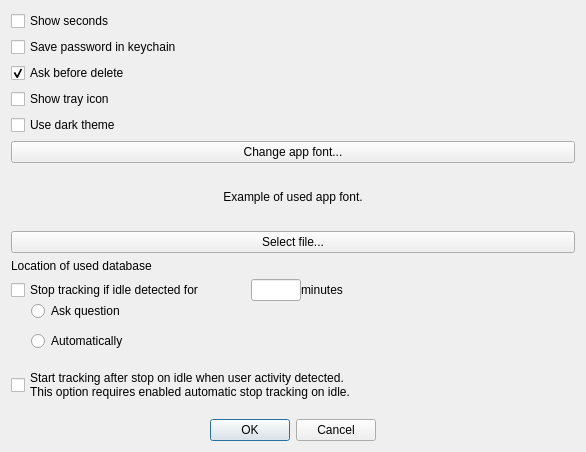
The window that client/preferencesdlg.ui (dmytrobogovych/noo) describes before a commit, drawn with Qt 5.
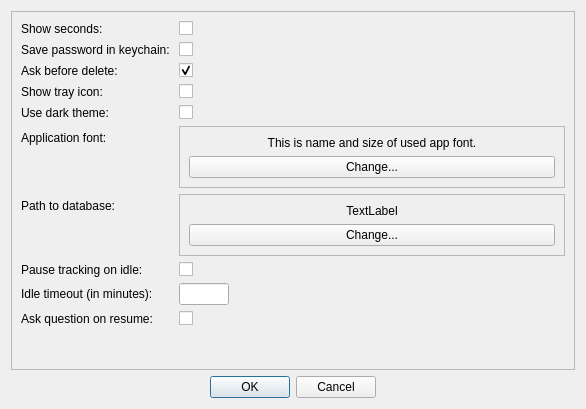
The same window after the commit.

Commit message: - initial work on new preferences dialog

What changed in the file:
```diff
--- a/client/preferencesdlg.ui
+++ b/client/preferencesdlg.ui
@@ -7,7 +7,7 @@
     <x>0</x>
     <y>0</y>
     <width>586</width>
-    <height>452</height>
+    <height>409</height>
    </rect>
   </property>
   <property name="sizePolicy">
@@ -21,54 +21,110 @@
   </property>
   <layout class="QVBoxLayout" name="verticalLayout_3">
    <item>
+    <widget class="QFrame" name="frame">
+     <property name="frameShape">
+      <enum>QFrame::StyledPanel</enum>
+     </property>
+     <property name="frameShadow">
+      <enum>QFrame::Raised</enum>
+     </property>
+     <layout class="QFormLayout" name="formLayout">
+      <property name="fieldGrowthPolicy">
+       <enum>QFormLayout::AllNonFixedFieldsGrow</enum>
+      </property>
+      <item row="0" column="0">
+       <widget class="QLabel" name="label_3">
+        <property name="text">
+         <string>Show seconds:</string>
+        </property>
+       </widget>
+      </item>
+      <item row="0" column="1">
     <widget class="QCheckBox" name="mShowSecondsCheckbox">
      <property name="text">
-      <string>Show seconds</string>
+         <string/>
      </property>
     </widget>
    </item>
-   <item>
+      <item row="2" column="0">
+       <widget class="QLabel" name="label_4">
+        <property name="text">
+         <string>Save password in keychain: </string>
+        </property>
+       </widget>
+      </item>
+      <item row="2" column="1">
     <widget class="QCheckBox" name="mAutosavePasswordCheckbox">
      <property name="text">
-      <string>Save password in keychain</string>
+         <string/>
      </property>
     </widget>
    </item>
-   <item>
+      <item row="3" column="0">
+       <widget class="QLabel" name="label_5">
+        <property name="text">
+         <string>Ask before delete:</string>
+        </property>
+       </widget>
+      </item>
+      <item row="3" column="1">
     <widget class="QCheckBox" name="mAskBeforeDeleteCheckbox">
      <property name="text">
-      <string>Ask before delete</string>
+         <string/>
      </property>
      <property name="checked">
       <bool>true</bool>
      </property>
     </widget>
    </item>
-   <item>
+      <item row="4" column="0">
+       <widget class="QLabel" name="label_6">
+        <property name="text">
+         <string>Show tray icon:</string>
+        </property>
+       </widget>
+      </item>
+      <item row="4" column="1">
     <widget class="QCheckBox" name="mShowTrayIconCheckbox">
      <property name="text">
-      <string>Show tray icon</string>
+         <string/>
      </property>
     </widget>
    </item>
-   <item>
+      <item row="5" column="0">
+       <widget class="QLabel" name="label_7">
+        <property name="text">
+         <string>Use dark theme:</string>
+        </property>
+       </widget>
+      </item>
+      <item row="5" column="1">
     <widget class="QCheckBox" name="mDarkThemeCheckbox">
      <property name="text">
-      <string>Use dark theme</string>
+         <string/>
      </property>
     </widget>
    </item>
-   <item>
-    <widget class="QPushButton" name="mChangeAppFont">
+      <item row="6" column="0">
+       <widget class="QLabel" name="label_8">
      <property name="text">
-      <string>Change app font...</string>
+         <string>Application font:</string>
      </property>
     </widget>
    </item>
+      <item row="6" column="1">
+       <widget class="QFrame" name="frame_2">
+        <property name="frameShape">
+         <enum>QFrame::StyledPanel</enum>
+        </property>
+        <property name="frameShadow">
+         <enum>QFrame::Raised</enum>
+        </property>
+        <layout class="QVBoxLayout" name="verticalLayout">
    <item>
-    <widget class="QLabel" name="mAppFontExampleLabel">
+          <widget class="QLabel" name="mAppFontLabel">
      <property name="text">
-      <string>Example of used app font.</string>
+            <string>This is name and size of used app font.</string>
      </property>
      <property name="alignment">
       <set>Qt::AlignCenter</set>
@@ -76,37 +132,69 @@
     </widget>
    </item>
    <item>
-    <widget class="QPushButton" name="mSelectDatabaseButton">
+          <widget class="QPushButton" name="mChangeAppFontButton">
+           <property name="maximumSize">
+            <size>
+             <width>16777215</width>
+             <height>16777215</height>
+            </size>
+           </property>
      <property name="text">
-      <string>Select file...</string>
-     </property>
-    </widget>
-   </item>
-   <item>
-    <widget class="QLabel" name="mDatabaseLocation">
-     <property name="sizePolicy">
-      <sizepolicy hsizetype="Preferred" vsizetype="Fixed">
-       <horstretch>0</horstretch>
-       <verstretch>0</verstretch>
-      </sizepolicy>
-     </property>
+            <string>Change...</string>
+           </property>
+           <property name="flat">
+            <bool>false</bool>
+           </property>
+          </widget>
+         </item>
+        </layout>
+       </widget>
+      </item>
+      <item row="7" column="0">
+       <widget class="QLabel" name="label_9">
      <property name="text">
-      <string>Location of used database</string>
+         <string>Path to database:</string>
      </property>
     </widget>
    </item>
-   <item>
-    <layout class="QVBoxLayout" name="stopTrackingRuleLayout">
-     <property name="spacing">
-      <number>0</number>
-     </property>
+      <item row="7" column="1">
+       <widget class="QFrame" name="frame_3">
+        <property name="frameShape">
+         <enum>QFrame::StyledPanel</enum>
+        </property>
+        <property name="frameShadow">
+         <enum>QFrame::Raised</enum>
+        </property>
+        <layout class="QVBoxLayout" name="verticalLayout_4">
      <item>
-      <layout class="QHBoxLayout" name="horizontalLayout">
-       <property name="spacing">
-        <number>0</number>
-       </property>
+          <widget class="QLabel" name="mPathToDatabaseLabel">
+           <property name="text">
+            <string>TextLabel</string>
+           </property>
+           <property name="alignment">
+            <set>Qt::AlignCenter</set>
+           </property>
+          </widget>
+         </item>
        <item>
-        <widget class="QCheckBox" name="mSmartStopTracking">
+          <widget class="QPushButton" name="mChangePathButton">
+           <property name="text">
+            <string>Change...</string>
+           </property>
+          </widget>
+         </item>
+        </layout>
+       </widget>
+      </item>
+      <item row="8" column="0">
+       <widget class="QLabel" name="label_2">
+        <property name="text">
+         <string>Pause tracking on idle:</string>
+        </property>
+       </widget>
+      </item>
+      <item row="8" column="1">
+       <widget class="QCheckBox" name="mPauseOnIdleCheckbox">
          <property name="sizePolicy">
           <sizepolicy hsizetype="Fixed" vsizetype="Fixed">
            <horstretch>20</horstretch>
@@ -120,12 +208,19 @@
           </size>
          </property>
          <property name="text">
-          <string>Stop tracking if idle detected for</string>
+         <string/>
          </property>
         </widget>
        </item>
-       <item>
-        <widget class="QLineEdit" name="mSmartStopIntervalInMinutes">
+      <item row="9" column="0">
+       <widget class="QLabel" name="label_10">
+        <property name="text">
+         <string>Idle timeout (in minutes):</string>
+        </property>
+       </widget>
+      </item>
+      <item row="9" column="1">
+       <widget class="QLineEdit" name="mIdleTimeoutEdit">
          <property name="maximumSize">
           <size>
            <width>50</width>
@@ -134,92 +229,22 @@
          </property>
         </widget>
        </item>
-       <item>
+      <item row="10" column="0">
         <widget class="QLabel" name="label">
          <property name="text">
-          <string>minutes</string>
-         </property>
-         <property name="margin">
-          <number>3</number>
-         </property>
-        </widget>
-       </item>
-      </layout>
-     </item>
-     <item>
-      <layout class="QHBoxLayout" name="horizontalLayout_3">
-       <item>
-        <spacer name="horizontalSpacer_2">
-         <property name="orientation">
-          <enum>Qt::Horizontal</enum>
-         </property>
-         <property name="sizeType">
-          <enum>QSizePolicy::Fixed</enum>
-         </property>
-         <property name="sizeHint" stdset="0">
-          <size>
-           <width>20</width>
-           <height>20</height>
-          </size>
-         </property>
-        </spacer>
-       </item>
-       <item>
-        <layout class="QVBoxLayout" name="verticalLayout_2">
-         <property name="spacing">
-          <number>10</number>
-         </property>
-         <item>
-          <widget class="QRadioButton" name="mAskQuestionOnStopRadiobutton">
-           <property name="text">
-            <string>Ask question</string>
-           </property>
-           <attribute name="buttonGroup">
-            <string notr="true">buttonGroup</string>
-           </attribute>
-          </widget>
-         </item>
-         <item>
-          <widget class="QRadioButton" name="mAutomaticallyOnStopRadiobutton">
-           <property name="text">
-            <string>Automatically</string>
-           </property>
-           <attribute name="buttonGroup">
-            <string notr="true">buttonGroup</string>
-           </attribute>
-          </widget>
-         </item>
-        </layout>
-       </item>
-      </layout>
-     </item>
-    </layout>
-   </item>
-   <item>
-    <layout class="QVBoxLayout" name="startTrackingRuleLayout">
-     <property name="spacing">
-      <number>0</number>
-     </property>
-     <item>
-      <layout class="QHBoxLayout" name="horizontalLayout_4">
-       <item>
-        <widget class="QCheckBox" name="mSmartStartTracking">
-         <property name="text">
-          <string>Start tracking after stop on idle when user activity detected. 
-This option requires enabled automatic stop tracking on idle.</string>
-         </property>
-        </widget>
-       </item>
-       <item>
-        <widget class="QLabel" name="label_2">
+         <string>Ask question on resume:</string>
+        </property>
+       </widget>
+      </item>
+      <item row="10" column="1">
+       <widget class="QCheckBox" name="mAskQuestionOnResumeCheckbox">
          <property name="text">
           <string/>
          </property>
         </widget>
        </item>
       </layout>
-     </item>
-    </layout>
+    </widget>
    </item>
    <item>
     <widget class="QDialogButtonBox" name="buttonBox">
```
Lines whose indentation alone changed are shown as unchanged. The commit also changes 2 other files.
